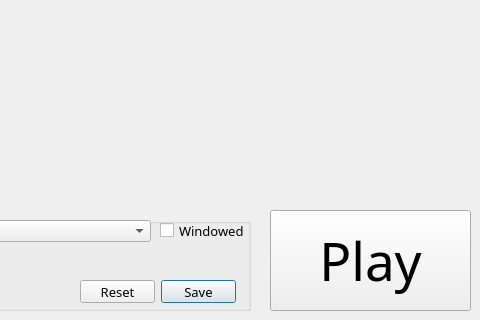
PixelGameMaker/PixelGame-Python, file Launcher.ui: the form before one commit; both pictures show x 240 to 720 and y 180 to 500 of the 720 by 500 pixel window.
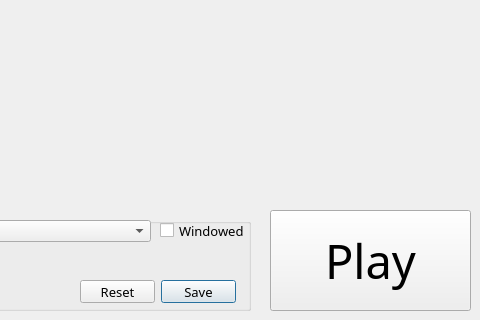
The form after the commit. Icons and pictures are not drawn.

The edit to the form file:
```diff
--- a/Launcher.ui
+++ b/Launcher.ui
@@ -53,7 +53,7 @@
    <property name="font">
     <font>
      <family>Unifont</family>
-     <pointsize>40</pointsize>
+     <pointsize>35</pointsize>
      <kerning>true</kerning>
     </font>
    </property>
```
